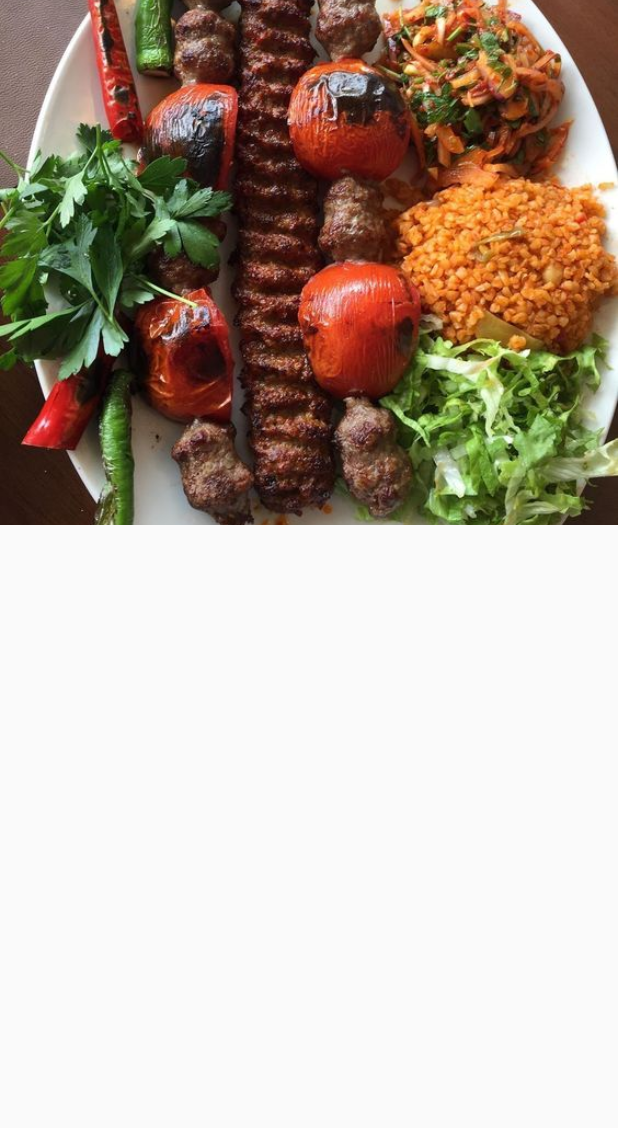
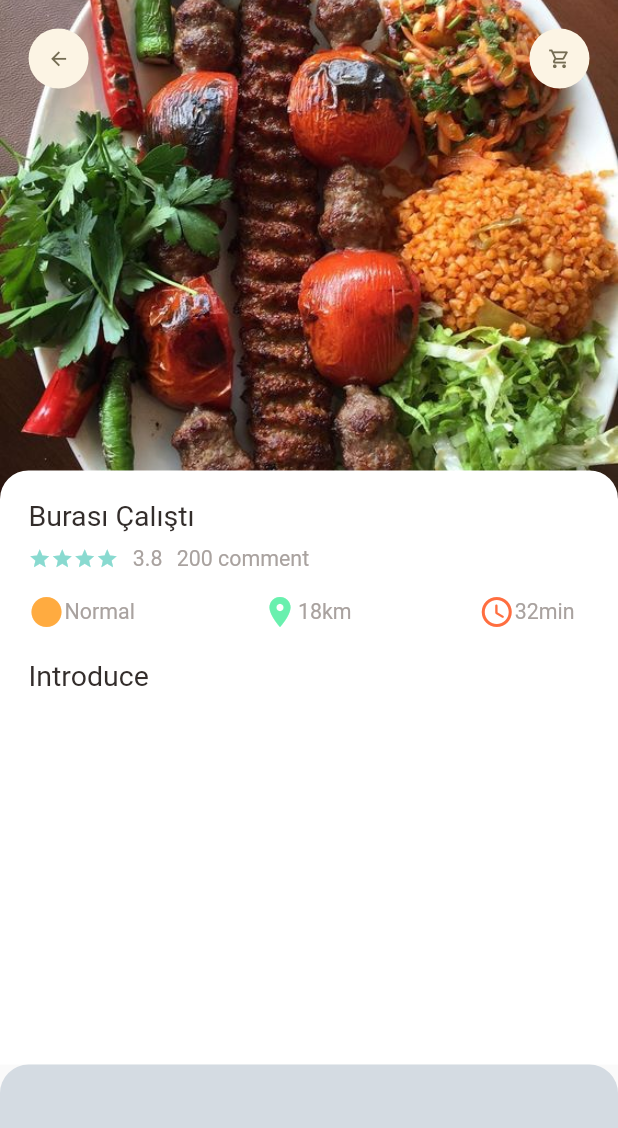
Before and after one commit to muttafa/Flutter-Ecommerce-App, a Flutter app: the screen it shows after launch, on a phone screen of 412 x 824 dp. Shown: the top 1128 px of the screen. Run offline on Flutter 3.47's test engine with Material 2 defaults, Android fonts, the phone set to English and light mode, and no system bars; our stand-ins replace dots_indicator, get, google_fonts.

Commit message:
Bottom Navigation Bar Created

```diff
--- a/lib/Pages/Home/food_page_body.dart
+++ b/lib/Pages/Home/food_page_body.dart
@@ -1,5 +1,5 @@
 
-
+import 'package:ecommerce/widgets/app_column.dart';
 import 'package:dots_indicator/dots_indicator.dart';
 import 'package:ecommerce/utils/colors.dart';
 import 'package:ecommerce/utils/dimensions.dart';
@@ -136,40 +136,21 @@ class _FoodPageBodyState extends State<FoodPageBody> {
                         ),
                         child: Row(
                           children: [
-                            Column(
-                              children: [
-                                Row(
-                                  children: [
-                                    SizedBox(
-                                      width : Dimensions.sizedBox210,
-                                      child: MyText(
-                                        text: "Nefis Kayseri Mantısı",
-                                        overFlow: TextOverflow.ellipsis,
-                                        ),
-                                    ),
-
-                                  ],
-                                ),
-                                SizedBox(height: Dimensions.margin10,),
-                                Row(
-
-                                  children: [
-
-                                    SmallText(text: "with ground beef",align: TextAlign.left,),
-                                    SizedBox(width: Dimensions.with98,),
-                                  ],
-                                ),
-                                Row(
-                                  mainAxisAlignment: MainAxisAlignment.spaceBetween,
-                                  children: [
-                                    IconAndTestWidget(icon: Icons.add_circle,iconColor: Colors.deepOrangeAccent, text: SmallText(text: "Normal",)),
-                                    IconAndTestWidget(icon: Icons.location_on,iconColor: Colors.greenAccent, text: SmallText(text: "3km")),
-                                    IconAndTestWidget(icon: Icons.access_time_rounded, iconColor: Colors.deepOrange, text: SmallText(text: "35min",)),
-                                  ],
-                                )
-
-                              ],
-                            )
+                            AppColumn(
+                              comment: "200 comment",
+                              header: "Burası Çalıştı",
+                              point: "3.8",
+                              starCount: 4,
+                              icon1: Icons.circle_sharp,
+                              iconColor1: Colors.orangeAccent,
+                              iconDesc1: SmallText(text: 'Normal',),
+                              icon2: Icons.location_on,
+                              iconColor2: Colors.greenAccent ,
+                              iconDesc2: SmallText(text: "18km",),
+                              icon3: Icons.access_time_rounded,
+                              iconColor3: Colors.deepOrangeAccent,
+                              iconDesc3: SmallText(text: "32min"),
+                            ),
 
                           ],
 
@@ -242,40 +223,20 @@ class _FoodPageBodyState extends State<FoodPageBody> {
               ),
               child: Container(
                 padding: EdgeInsets.only(top:15 , left: 15, right: 15),
-                child: Column(
-                  crossAxisAlignment: CrossAxisAlignment.start,
-                  children: [
-                    Row(
-                        children: [
-                          MyText(text: "Exquisite Turkish food"),
-                        ]),
-                    SizedBox(height: Dimensions.margin10,),
-                    Row(
-                      children: [
-                        Wrap(
-                          children: List.generate(5,
-                                  (index) => Icon(
-                                Icons.star,
-                                color: AppColors.maincolorl,
-                                size: 15,)
-                          ),
-                        ),
-                        SizedBox(width: Dimensions.margin10,),
-                        SmallText(text: "4.5"),
-                        SizedBox(width: Dimensions.margin10,),
-                        SmallText(text: "1287 comments"),
-                      ],
-                    ),
-                    Row(
-                      children: [
-                        IconAndTestWidget(icon: Icons.circle_sharp,iconColor: Colors.orangeAccent, text: SmallText(text: 'Normal',)),
-                        IconAndTestWidget(icon: Icons.location_on, iconColor: Colors.greenAccent , text: SmallText(text: "18km",)),
-                        IconAndTestWidget(icon: Icons.access_time_rounded,iconColor: Colors.deepOrangeAccent, text: SmallText(text: "32min"))
-
-                      ],
-                    ),
-
-                  ],
+                child: AppColumn(
+                  comment: "200 comment",
+                  header: "Burası Çalıştı",
+                  point: "3.8",
+                  starCount: 4,
+                  icon1: Icons.circle_sharp,
+                  iconColor1: Colors.orangeAccent,
+                  iconDesc1: SmallText(text: 'Normal',),
+                  icon2: Icons.location_on,
+                  iconColor2: Colors.greenAccent ,
+                  iconDesc2: SmallText(text: "18km",),
+                  icon3: Icons.access_time_rounded,
+                  iconColor3: Colors.deepOrangeAccent,
+                  iconDesc3: SmallText(text: "32min"),
                 ),
               ),
             ),
--- a/lib/Pages/food/popular_food_detail.dart
+++ b/lib/Pages/food/popular_food_detail.dart
@@ -1,4 +1,12 @@
+import 'package:ecommerce/widgets/app_column.dart';
+import 'package:ecommerce/widgets/app_icons.dart';
 import 'package:flutter/material.dart';
+
+import '../../utils/colors.dart';
+import '../../utils/dimensions.dart';
+import '../../widgets/icon_and_text_widget.dart';
+import '../../widgets/my_text.dart';
+import '../../widgets/smallText.dart';
 
 class PopularFoodDetail extends StatelessWidget {
   const PopularFoodDetail({Key? key}) : super(key: key);
@@ -6,14 +14,15 @@ class PopularFoodDetail extends StatelessWidget {
   @override
   Widget build(BuildContext context) {
     return Scaffold(
-      body: Stack(
+      body: SafeArea(
+        child: Stack(
           children: [
             Positioned(
                 left: 0,
                 right: 0,
                 child: Container(
                   width: double.maxFinite,
-                height: 350,
+                  height: Dimensions.backgroundImageHeight,
                   decoration: BoxDecoration(
                       image: DecorationImage(
                         image: AssetImage(
@@ -22,8 +31,89 @@ class PopularFoodDetail extends StatelessWidget {
                         fit: BoxFit.cover,
                       )
                   ),
+                )),
+            Positioned(
+                left: Dimensions.with20,
+                right: Dimensions.with20,
+                top: Dimensions.with20,
+                child: Row(
+                  mainAxisAlignment: MainAxisAlignment.spaceBetween,
+                  children: [
+                    AppIcons(icon: Icons.arrow_back),
+                    AppIcons(icon: Icons.shopping_cart_outlined),
+
+                  ],
+                )),
+            Positioned(
+                top: Dimensions.backgroundImageHeight-20,
+                right: 0,
+                left: 0,
+                bottom: 0,
+                child: Container(
+                  padding: EdgeInsets.only(left: Dimensions.margin20,right: Dimensions.margin20,top: Dimensions.margin20),
+                  decoration: BoxDecoration(
+                    borderRadius: BorderRadius.only(
+                        topLeft: Radius.circular(Dimensions.radius20),
+                        topRight: Radius.circular(Dimensions.radius20)
+                    ),
+                    color: Colors.white,
+                  ),
+                  child: Column(
+                    crossAxisAlignment: CrossAxisAlignment.start,
+                    children: [
+                      AppColumn(
+                        comment: "200 comment",
+                        header: "Burası Çalıştı",
+                        point: "3.8",
+                        starCount: 4,
+                        icon1: Icons.circle_sharp,
+                        iconColor1: Colors.orangeAccent,
+                        iconDesc1: SmallText(text: 'Normal',),
+                        icon2: Icons.location_on,
+                        iconColor2: Colors.greenAccent ,
+                        iconDesc2: SmallText(text: "18km",),
+                        icon3: Icons.access_time_rounded,
+                        iconColor3: Colors.deepOrangeAccent,
+                        iconDesc3: SmallText(text: "32min"),
+                      ),
+                      SizedBox(height: Dimensions.margin20,),
+                      MyText(text: "Introduce",),
+
+
+                    ],
+                  )
                 ))
           ],
+        ),
+        ),
+      bottomNavigationBar: Container(
+        height: Dimensions.height120,
+        padding: EdgeInsets.only(
+          left: Dimensions.margin20,
+          right: Dimensions.margin20,
+          bottom: Dimensions.margin10,
+          top: Dimensions.margin10,
+        ),
+        decoration: BoxDecoration(
+          color: Color(0xFFD4DBE2),
+          borderRadius: BorderRadius.only(
+              topRight: Radius.circular(Dimensions.radius20),
+              topLeft: Radius.circular(Dimensions.radius20)
+          )
+        ),
+          child: Row(
+            mainAxisAlignment: MainAxisAlignment.spaceBetween,
+            children: [
+              Container(
+                height: 50,
+                decoration: BoxDecoration(
+                  borderRadius: BorderRadius.circular(Dimensions.radius20),
+                  color: Colors.white,
+
+                ),
+              )
+            ],
+          ),
       ),
     );
   }
--- a/lib/utils/dimensions.dart
+++ b/lib/utils/dimensions.dart
@@ -3,7 +3,7 @@ import 'package:get/get.dart';
 class Dimensions {
     static  double screenHeight = Get.context!.height;
     static  double screenWidth = Get.context!.width;
-
+    // Food Page Body Items
     static double bannerImageHeight = screenHeight/3.93;
     static double bannerTextHeight = screenHeight/7.21;
     static double bannerContainerHeight = screenHeight/2.7;
@@ -26,4 +26,13 @@ class Dimensions {
 
     static double sizedBox210 = screenHeight/4.12;
 
+
+    // Popular Food Detail Items
+
+    static double backgroundImageHeight = screenHeight/2.47;
+
+    static double with20 = screenHeight/43.3;
+
+    static double iconSize16 = screenHeight/55.3;
+
 }
--- /dev/null
+++ b/lib/widgets/app_column.dart
@@ -0,0 +1,82 @@
+import 'package:ecommerce/widgets/icon_and_text_widget.dart';
+import 'package:ecommerce/widgets/smallText.dart';
+import 'package:flutter/material.dart';
+
+import '../utils/colors.dart';
+import '../utils/dimensions.dart';
+import 'my_text.dart';
+
+class AppColumn extends StatelessWidget {
+  final String header;
+  final int starCount;
+  final String point;
+  final String comment;
+  IconData icon1;
+  Color iconColor1;
+  SmallText iconDesc1;
+  IconData icon2;
+  Color iconColor2;
+  SmallText iconDesc2;
+  IconData icon3;
+  Color iconColor3;
+  SmallText iconDesc3;
+
+
+
+  AppColumn({Key? key,
+    required this.header,
+    required this.starCount,
+    required this.point,
+    required this.comment,
+    required this.icon1,
+    required this.iconColor1,
+    required this.iconDesc1,
+    required this.icon2,
+    required this.iconColor2,
+    required this.iconDesc2,
+    required this.icon3,
+    required this.iconColor3,
+    required this.iconDesc3,
+
+  }) : super(key: key);
+
+  @override
+  Widget build(BuildContext context) {
+    return Column(
+      crossAxisAlignment: CrossAxisAlignment.start,
+      children: [
+        Row(
+            children: [
+              MyText(text: header),
+            ]),
+        SizedBox(height: Dimensions.margin10,),
+        Row(
+          children: [
+            Wrap(
+              children: List.generate(starCount,
+                      (index) => Icon(
+                    Icons.star,
+                    color: AppColors.maincolorl,
+                    size: 15,)
+              ),
+            ),
+            SizedBox(width: Dimensions.margin10,),
+            SmallText(text: point),
+            SizedBox(width: Dimensions.margin10,),
+            SmallText(text: comment),
+          ],
+        ),
+        Row(
+          mainAxisAlignment: MainAxisAlignment.spaceBetween,
+          children: [
+            IconAndTestWidget(icon: icon1,iconColor: iconColor1, text: iconDesc1),
+            IconAndTestWidget(icon: icon2,iconColor: iconColor2, text: iconDesc2),
+            IconAndTestWidget(icon: icon3,iconColor: iconColor3, text: iconDesc3),
+
+          ],
+        ),
+
+      ],
+    );
+  }
+}
--- /dev/null
+++ b/lib/widgets/app_icons.dart
@@ -0,0 +1,34 @@
+import 'package:flutter/material.dart';
+import '../../utils/dimensions.dart';
+
+class AppIcons extends StatelessWidget {
+  final IconData icon;
+  final Color backgroundColor;
+  final Color iconColor;
+  final double iconSize;
+
+  const AppIcons({Key? key,
+    required this.icon,
+    this.backgroundColor = const Color(0xFFfcf4e4),
+    this.iconColor = const Color(0xFF756D54),
+    this.iconSize = 40,
+  }) : super(key: key);
+
+  @override
+  Widget build(BuildContext context) {
+    return Container(
+      width: iconSize,
+      height: iconSize,
+      decoration: BoxDecoration(
+        borderRadius: BorderRadius.circular(iconSize/2),
+        color: backgroundColor,
+      ),
+      child: Icon(
+        icon,
+        color: iconColor,
+        size: Dimensions.iconSize16,
+      ),
+
+    );
+  }
+}
```
Lines whose indentation alone changed are shown as unchanged.
